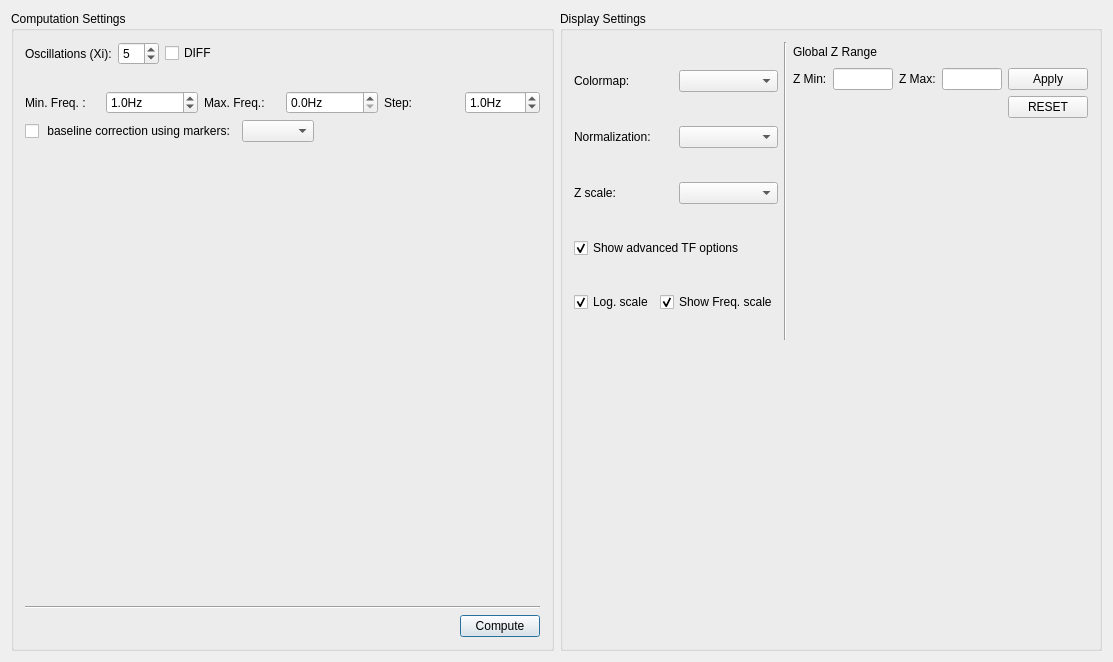
First picture: the form in src/plugins/TFWavelet/TFWidget.ui, repository HIP-infrastructure/anywave-code, before the edit.
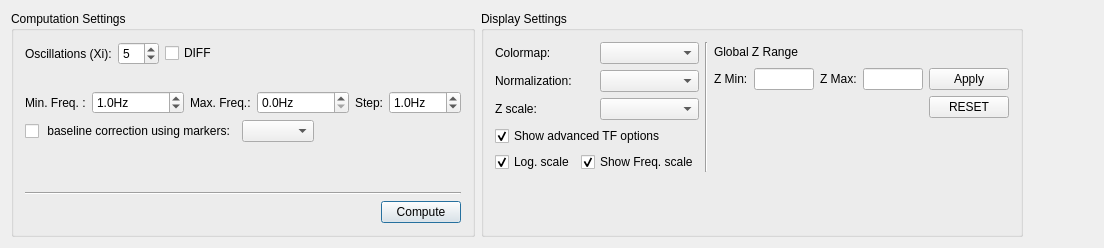
Second picture: the form after the edit. Icons and pictures are not drawn. Custom widgets are drawn as their Qt base class.

```diff
--- a/src/plugins/TFWavelet/TFWidget.ui
+++ b/src/plugins/TFWavelet/TFWidget.ui
@@ -6,8 +6,8 @@
    <rect>
     <x>0</x>
     <y>0</y>
-    <width>1113</width>
-    <height>662</height>
+    <width>1104</width>
+    <height>248</height>
    </rect>
   </property>
   <property name="windowTitle">
@@ -17,12 +17,12 @@
    <iconset resource="../../../resources/AnyWave.qrc">
     <normaloff>:/images/AnyWave_icon.png</normaloff>:/images/AnyWave_icon.png</iconset>
   </property>
-  <layout class="QVBoxLayout" name="verticalLayout_2" stretch="1,0">
+  <layout class="QVBoxLayout" name="verticalLayout_2">
    <item>
     <layout class="QGridLayout" name="signalsLayout" rowstretch="0" columnstretch="0"/>
    </item>
    <item>
-    <layout class="QHBoxLayout" name="horizontalLayout_9" stretch="0,0">
+    <layout class="QHBoxLayout" name="horizontalLayout_9" stretch="0,0,0">
      <item>
       <widget class="QGroupBox" name="groupBoxCompute">
        <property name="sizePolicy">
@@ -529,7 +529,7 @@
           <property name="sizeHint" stdset="0">
            <size>
             <width>20</width>
-            <height>40</height>
+            <height>44</height>
            </size>
           </property>
          </spacer>
@@ -537,6 +537,19 @@
        </layout>
       </widget>
      </item>
+     <item>
+      <spacer name="horizontalSpacer_6">
+       <property name="orientation">
+        <enum>Qt::Horizontal</enum>
+       </property>
+       <property name="sizeHint" stdset="0">
+        <size>
+         <width>40</width>
+         <height>20</height>
+        </size>
+       </property>
+      </spacer>
+     </item>
     </layout>
    </item>
   </layout>
```
